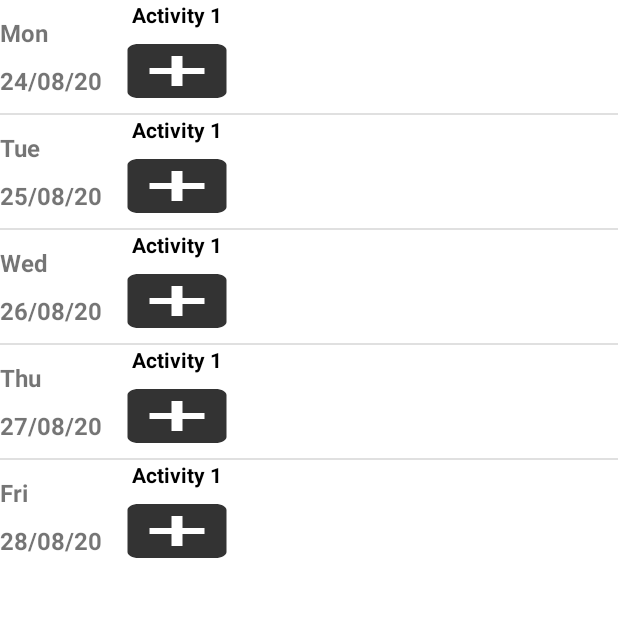
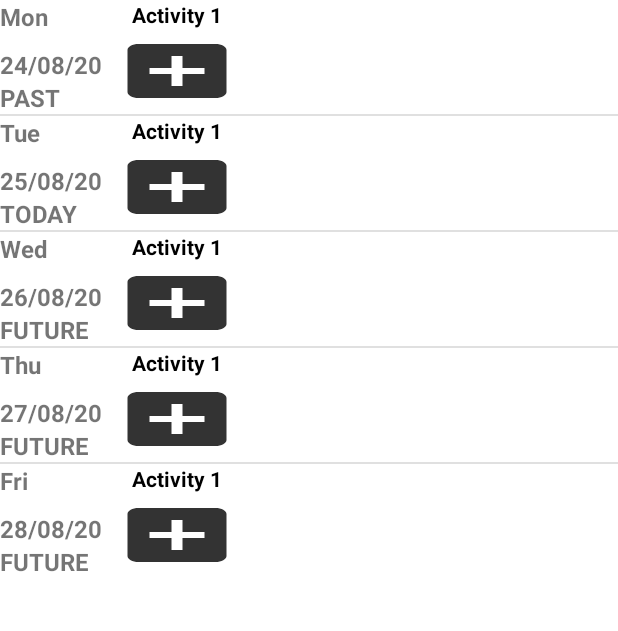
Before and after one commit to drgennaroimperatore/carefit1, an Android app: the CurrentWeekFragment screen opened directly, with no data from a screen before it, on a phone screen of 412 x 824 dp, the part 381-1012 px from its top. Run offline under Robolectric (Android 15) with nearby library versions, the phone set to English and light mode, and no system bars; our stand-ins replace Room's generated code.

Commit message:
past and future dates are detected inside adapter

```diff
--- a/app/src/main/java/com/example/game_/other01_app/Adapters/WeeklyPlannerListAdapter.java
+++ b/app/src/main/java/com/example/game_/other01_app/Adapters/WeeklyPlannerListAdapter.java
@@ -17,6 +17,7 @@ import com.example.game_.other01_app.Database.entities.DailyPlan;
 import com.example.game_.other01_app.R;
 
 import java.util.ArrayList;
+import java.util.Date;
 
 public class WeeklyPlannerListAdapter extends ArrayAdapter<WeeklyPlannerObject> {
 
@@ -38,6 +39,15 @@ public class WeeklyPlannerListAdapter extends ArrayAdapter<WeeklyPlannerObject>
         dayTV.setText(getItem(position).getmDay());
         TextView dateTV = convertView.findViewById(R.id.weekly_planner_row_date_tv);
         dateTV.setText(DateTimeAssist.convertDateToPreferredFormat(getItem(position).getmDailyPlan().dayOfWeek));
+        TextView statusTV = convertView.findViewById(R.id.weekly_planner_row_status_tv);
+        Date activityDate = getItem(position).getmDailyPlan().dayOfWeek;
+        if(DateTimeAssist.isBefore(activityDate))
+            statusTV.setText("PAST");
+        if(DateTimeAssist.isDateToday(activityDate))
+            statusTV.setText("TODAY");
+        if(DateTimeAssist.isAfter(activityDate))
+            statusTV.setText("FUTURE");
+
         RecyclerView dailyRecyclerView = convertView.findViewById(R.id.weekly_planner_dailyactivity_recyclerView);
         WeeklyPlannerDailyActivityRecyclerViewAdapter adapter =
                 new WeeklyPlannerDailyActivityRecyclerViewAdapter(mContext,getItem(position).getmDailyPlan());
--- a/app/src/main/java/com/example/game_/other01_app/AssistanceClasses/DateTimeAssist.java
+++ b/app/src/main/java/com/example/game_/other01_app/AssistanceClasses/DateTimeAssist.java
@@ -1,5 +1,6 @@
 package com.example.game_.other01_app.AssistanceClasses;
 
+import com.example.game_.other01_app.Activities.DashboardActivity;
 import com.example.game_.other01_app.Database.entities.Reminder;
 
 import java.text.ParseException;
@@ -107,6 +108,57 @@ public abstract class DateTimeAssist {
         return week == targetWeek && year == targetYear;
     }
 
+    public static boolean isDateToday(Date date)
+    {
+        Calendar currentCalendar = Calendar.getInstance();
+        int day = currentCalendar.get(Calendar.DAY_OF_MONTH);
+        int week = currentCalendar.get(Calendar.WEEK_OF_YEAR);
+        int month = currentCalendar.get(Calendar.MONTH);
+        int year = currentCalendar.get(Calendar.YEAR);
+        Calendar targetCalendar = Calendar.getInstance();
+        targetCalendar.setTime(date);
+        int targetDay = targetCalendar.get(Calendar.DAY_OF_MONTH);
+        int targetWeek = targetCalendar.get(Calendar.WEEK_OF_YEAR);
+        int targetMonth = currentCalendar.get(Calendar.MONTH);
+        int targetYear = targetCalendar.get(Calendar.YEAR);
+        return  day== targetDay && targetMonth == month && week == targetWeek && year == targetYear;
+
+    }
+
+    public static boolean isBefore(Date date)
+    {
+        Calendar currentCalendar = Calendar.getInstance();
+        int day = currentCalendar.get(Calendar.DAY_OF_MONTH);
+        int month = currentCalendar.get(Calendar.MONTH);
+        int week = currentCalendar.get(Calendar.WEEK_OF_YEAR);
+        int year = currentCalendar.get(Calendar.YEAR);
+        Calendar targetCalendar = Calendar.getInstance();
+        targetCalendar.setTime(date);
+        int targetDay = targetCalendar.get(Calendar.DAY_OF_MONTH);
+        int targetMonth = targetCalendar.get(Calendar.MONTH);
+        int targetWeek = targetCalendar.get(Calendar.WEEK_OF_YEAR);
+        int targetYear = targetCalendar.get(Calendar.YEAR);
+        return day > targetDay && month >= targetMonth  && year >= targetYear;
+    }
+
+    public static boolean isAfter(Date date)
+    {
+        Calendar currentCalendar = Calendar.getInstance();
+        int day = currentCalendar.get(Calendar.DAY_OF_MONTH);
+        int week = currentCalendar.get(Calendar.WEEK_OF_YEAR);
+        int month = currentCalendar.get(Calendar.MONTH);
+        int year = currentCalendar.get(Calendar.YEAR);
+        Calendar targetCalendar = Calendar.getInstance();
+        targetCalendar.setTime(date);
+        int targetDay = targetCalendar.get(Calendar.DAY_OF_MONTH);
+        int targetMonth = targetCalendar.get(Calendar.MONTH);
+        int targetWeek = targetCalendar.get(Calendar.WEEK_OF_YEAR);
+        int targetYear = targetCalendar.get(Calendar.YEAR);
+        if(month < targetMonth)
+            return true;
+        return day < targetDay  && year <= targetYear;
+    }
+
     public static Date getDateForNextWeek(Date date)
     {
         Calendar currentCalendar = Calendar.getInstance();
--- a/app/src/main/java/com/example/game_/other01_app/Fragments/PreviousWeekFragment.java
+++ b/app/src/main/java/com/example/game_/other01_app/Fragments/PreviousWeekFragment.java
@@ -95,8 +95,10 @@ public class PreviousWeekFragment extends Fragment {
         if(mPastWeeks.size()==0)
             noProgressHeaderTV.setVisibility(View.VISIBLE);
         else
-            if(mPastWeeks.size()>0)
+            if(mPastWeeks.size()>0) {
                 noProgressHeaderTV.setVisibility(View.GONE);
+                pastWeeksListView.setVisibility(View.VISIBLE);
+            }
 
         PastWeekRowAdapter pastWeekRowAdapter = new PastWeekRowAdapter(getContext(),0, (ArrayList<PastWeekRow>) mPastWeeks);
         pastWeeksListView.setAdapter(pastWeekRowAdapter);
--- a/app/src/main/res/layout/weekly_planner_row.xml
+++ b/app/src/main/res/layout/weekly_planner_row.xml
@@ -41,6 +41,18 @@
             android:text="Monday">
 
         </TextView>
+
+            <TextView
+                android:id="@+id/weekly_planner_row_status_tv"
+                android:layout_width="70dp"
+                android:layout_height="wrap_content"
+                android:layout_gravity="center_vertical"
+                android:textStyle="bold"
+                android:textSize="16sp"
+                android:text="ACTIVE">
+
+            </TextView>
+
         </LinearLayout>
 
         <androidx.recyclerview.widget.RecyclerView
```
